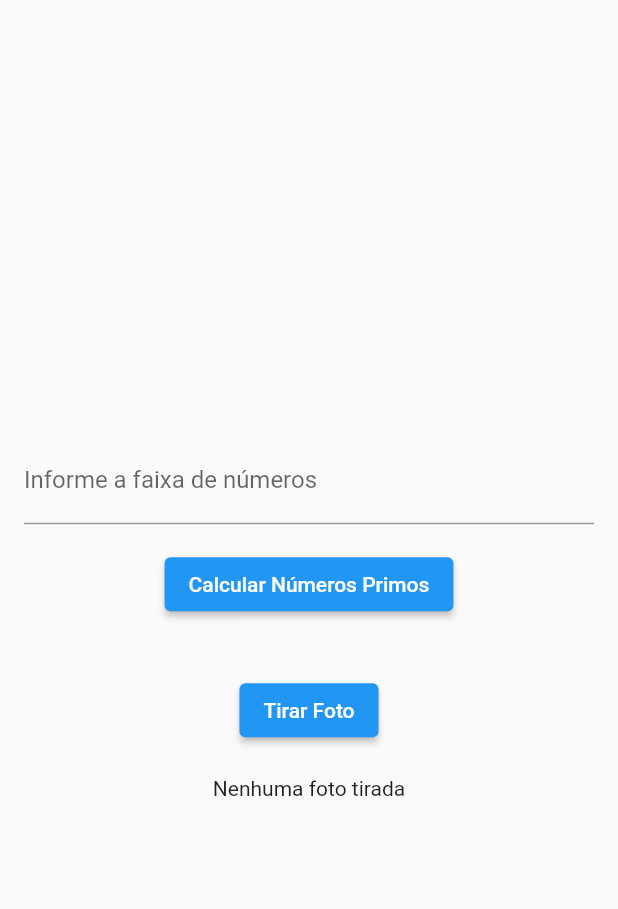
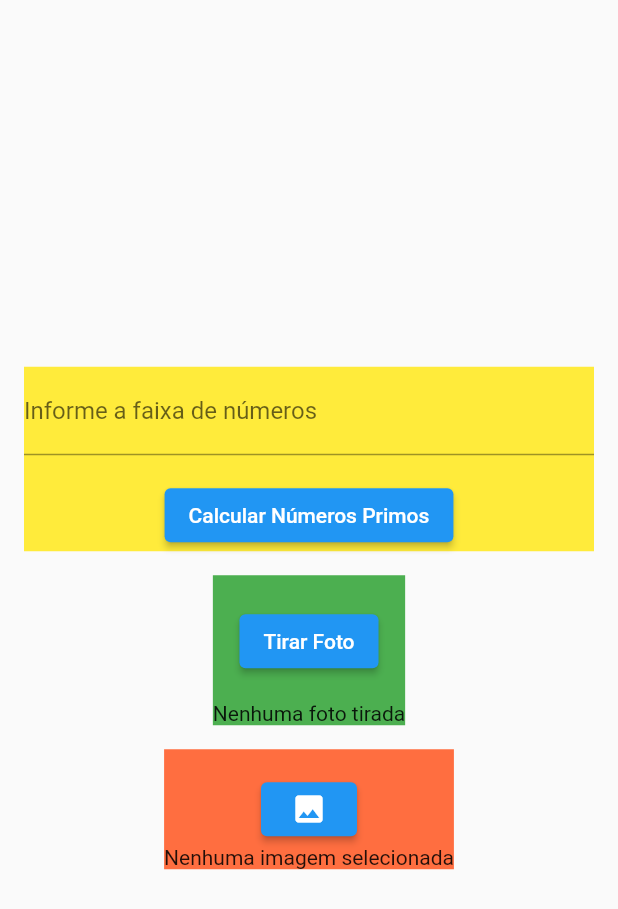
Before and after one commit to fabiomachadojr/myapplicationhybrid, a Flutter app: the screen it shows after launch, on a phone screen of 412 x 824 dp. Shown: the top 909 px of the screen. Run offline on Flutter 3.47's test engine with Material 2 defaults, Android fonts, the phone set to English and light mode, and no system bars; our stand-ins replace image_picker.

Commit message:
feat: adicionado fetuare de acesso a memoria

```diff
--- a/lib/main.dart
+++ b/lib/main.dart
@@ -1,4 +1,3 @@
-
 import 'dart:io';
 
 import 'package:flutter/material.dart';
@@ -34,6 +33,7 @@ class _PrimeNumberCalculatorState extends State<PrimeNumberCalculator> {
   final TextEditingController _rangeController = TextEditingController();
   int _primeCount = -1;
   File? _image;
+  File? _selectedImage;
 
   Future<void> _getImage() async {
     final image = await ImagePicker().getImage(source: ImageSource.camera);
@@ -42,6 +42,18 @@ class _PrimeNumberCalculatorState extends State<PrimeNumberCalculator> {
     });
   }
 
+  Future<void> _pickImage() async {
+    final picker = ImagePicker();
+    final pickedFile = await picker.getImage(source: ImageSource.gallery);
+
+    setState(() {
+      if (pickedFile != null) {
+        _selectedImage = File(pickedFile.path);
+      } else {
+        print('No image selected.');
+      }
+    });
+  }
 
   @override
   Widget build(BuildContext context) {
@@ -50,6 +62,10 @@ class _PrimeNumberCalculatorState extends State<PrimeNumberCalculator> {
         padding: const EdgeInsets.all(16.0),
         child: Column(
           mainAxisAlignment: MainAxisAlignment.center,
+          children: [
+            Container(
+              color: Colors.yellow, // Defina a cor desejada aqui
+              child: Column(
                 children: [
                   TextField(
                     controller: _rangeController,
@@ -68,23 +84,51 @@ class _PrimeNumberCalculatorState extends State<PrimeNumberCalculator> {
                     },
                     child: const Text('Calcular Números Primos'),
                   ),
+                ],
+              ),
+            ),
             const SizedBox(height: 16),
+            Container(
+                color: Colors.green, // Defina a cor desejada aqui
+                child: Column(
+                  children: [
                     if (_primeCount >= 0)
-              Text('Quantidade de números primos na faixa: $_primeCount'),
+                      Text(
+                          'Quantidade de números primos na faixa: $_primeCount'),
                     const SizedBox(height: 20),
                     ElevatedButton(
                       onPressed: _getImage,
                       child: Text('Tirar Foto'),
                     ),
-            const SizedBox(height: 20),
+                    const SizedBox(height: 16),
                     _image == null
                         ? const Text('Nenhuma foto tirada')
                         : Image.file(
                             _image! as File,
-              width: 200,
-              height: 200,
+                            width: 150,
+                            height: 150,
                           ),
-
+                  ],
+                )),
+            const SizedBox(height: 16),
+            Container(
+                color: Colors.deepOrangeAccent, // Defina a cor desejada aqui
+                child: Column(
+                  children: [
+                    const SizedBox(height: 16),
+                    ElevatedButton(
+                      onPressed: _pickImage,
+                      child: const Icon(Icons.photo),
+                    ),
+                    _selectedImage == null
+                        ? Text('Nenhuma imagem selecionada')
+                        : Image.file(
+                            _selectedImage!,
+                            width: 150,
+                            height: 150,
+                          ),
+                  ],
+                )),
           ],
         ),
       ),
```
Lines whose indentation alone changed are shown as unchanged.
